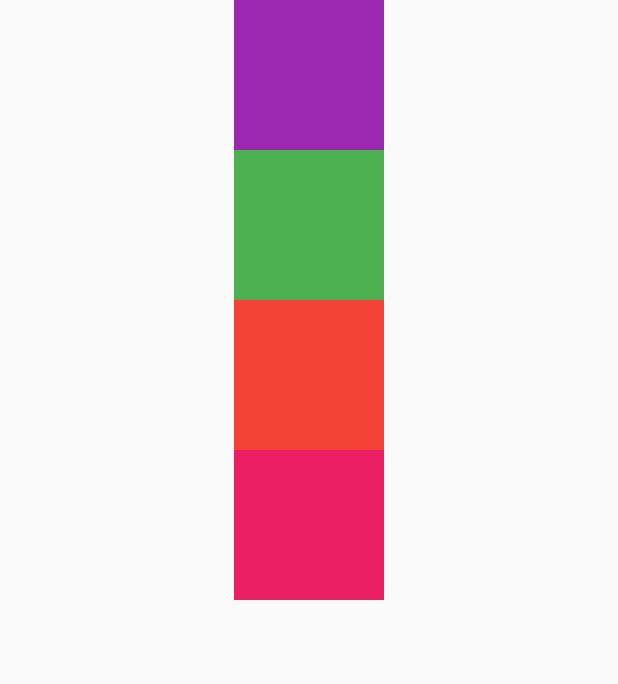
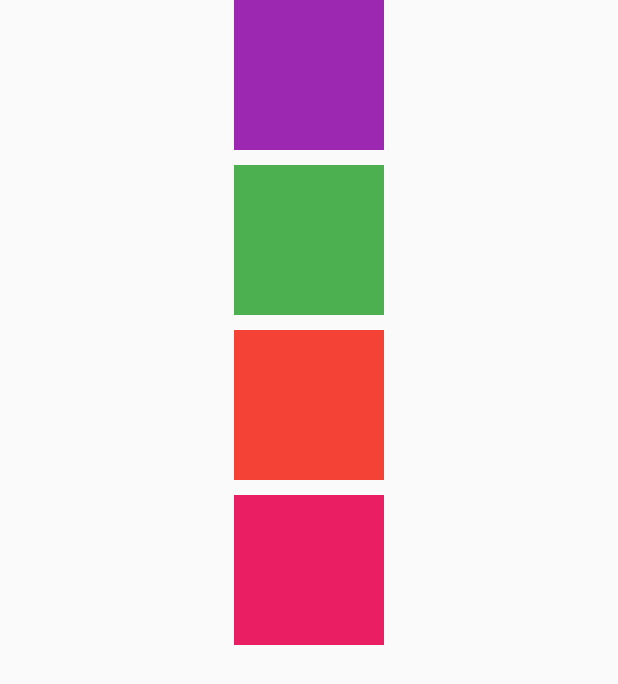
Before and after one commit to Haroon-Zafar/practiceFlutter, a Flutter app: the screen it shows after launch, on a phone screen of 412 x 824 dp. Shown: the top 684 px of the screen. Run offline on Flutter 3.47's test engine with Material 2 defaults, Android fonts, the phone set to English and light mode, and no system bars.

Commit message:
Adding SizedBox() between Containers

```diff
--- a/lib/main.dart
+++ b/lib/main.dart
@@ -19,15 +19,24 @@ class MyApp extends StatelessWidget {
                 width: 100,
                 color: Colors.purple,
               ),
+              SizedBox(
+                height: 10,
+              ),
               Container(
                 height: 100,
                 width: 100,
                 color: Colors.green,
               ),
+              SizedBox(
+                height: 10,
+              ),
               Container(
                 height: 100,
                 width: 100,
                 color: Colors.red,
+              ),
+              SizedBox(
+                height: 10,
               ),
               Container(
                 height: 100,
```
